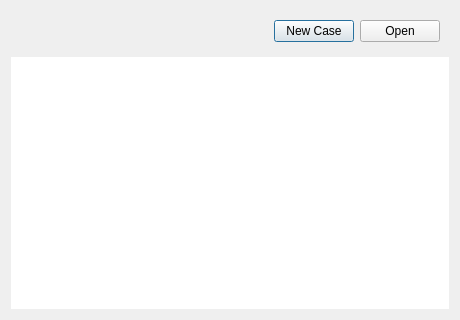
Qt form baramFlow/view/widgets/project_selector.ui (nextfoam/baram) before a commit.
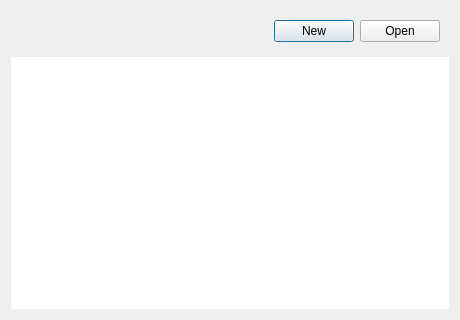
The same form after that commit.

```diff
--- a/baramFlow/view/widgets/project_selector.ui
+++ b/baramFlow/view/widgets/project_selector.ui
@@ -39,7 +39,7 @@
       <item>
        <widget class="QPushButton" name="newCase">
         <property name="text">
-         <string>New Case</string>
+         <string>New</string>
         </property>
        </widget>
       </item>
```
